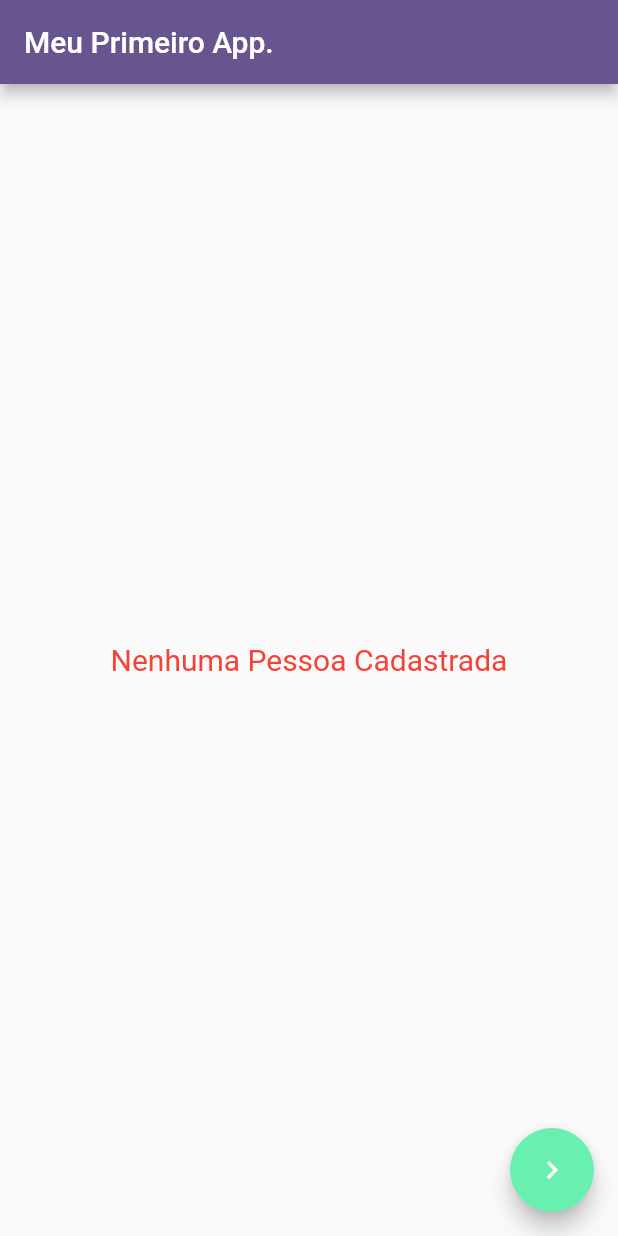
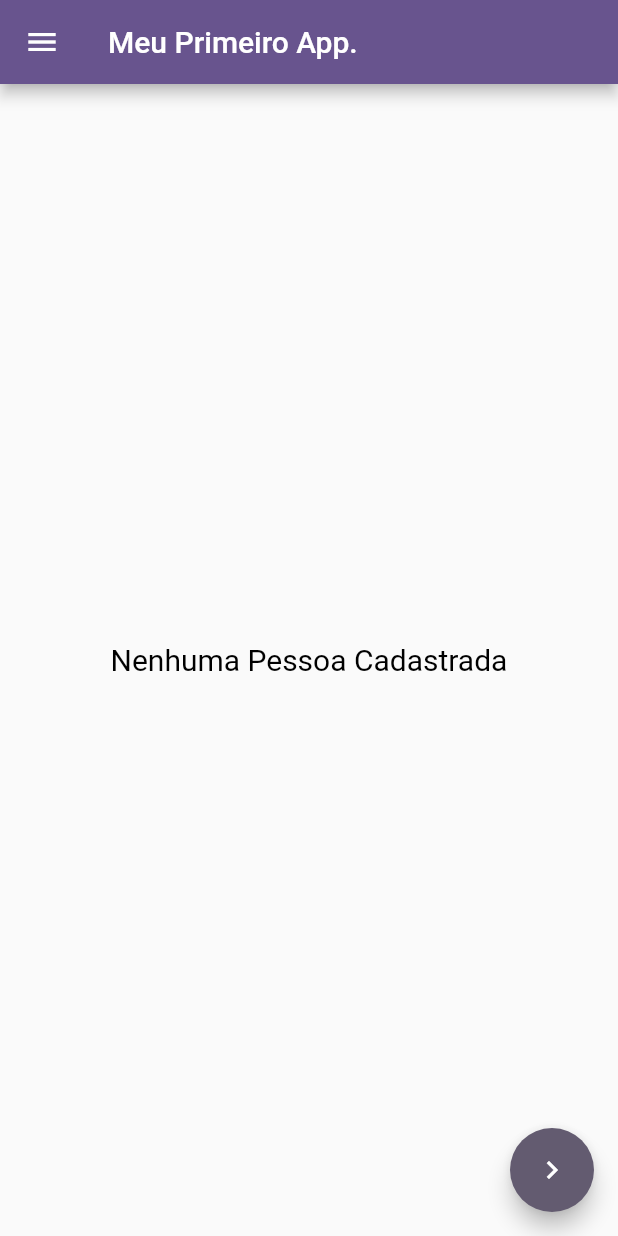
Before and after one commit to deivios/estudo2, a Flutter app: the screen it shows after launch, on a phone screen of 412 x 824 dp. Run offline on Flutter 3.47's test engine with Material 3 defaults, Android fonts, the light colour scheme and no system bars; our stand-ins replace faker, get_it, shared_preferences.

Commit message:
estudo2: desenvolvimento estudo

```diff
--- a/lib/Widgets/PessoaDialog.dart
+++ b/lib/Widgets/pessoa/PessoaDialog.dart
@@ -1,4 +1,4 @@
-import 'package:estudo2/Widgets/default_dialog_container.dart';
+import 'package:estudo2/Widgets/core/default_dialog_container.dart';
 import 'package:estudo2/extensions/extensions.dart';
 import 'package:estudo2/models/pessoa.dart';
 import 'package:flutter/material.dart';
--- a/lib/Widgets/lista_pessoas.dart
+++ b/lib/Widgets/pessoa/lista_pessoas.dart
@@ -1,15 +1,13 @@
-import 'package:estudo2/Widgets/custom_person_tile.dart';
+import 'package:estudo2/Widgets/pessoa/custom_person_tile.dart';
 import 'package:estudo2/models/pessoa.dart';
 import 'package:flutter/material.dart';
 
 class ListaPessoa extends StatelessWidget {
   final List<Pessoa> pessoas;
-  final void Function(Pessoa pessoa) onDeletePessoa;
-  const ListaPessoa({
+    const ListaPessoa({
     super.key,
     required this.pessoas,
-    required this.onDeletePessoa,
-  });
+     });
 
   @override
   Widget build(BuildContext context) {
@@ -26,7 +24,7 @@ class ListaPessoa extends StatelessWidget {
       itemBuilder: (context, index) {
         return CustomPersonTile(
           pessoa: pessoas[index],
-          onDeletePessoa: onDeletePessoa,
+
         );
       },
     );
--- /dev/null
+++ b/lib/controllers/theme_controller.dart
@@ -0,0 +1,35 @@
+import 'package:flutter/material.dart';
+import 'package:shared_preferences/shared_preferences.dart';
+
+class ThemeController extends ChangeNotifier {
+  final SharedPreferences sharedPreferences;
+  bool darkTheme = false;
+
+  ThemeController({required this.sharedPreferences});
+
+  ValueNotifier<String> mensagemNotifier = ValueNotifier("");
+
+  void toggleTheme(bool value) async {
+    try{
+      throw Exception("Ocorreu um erro ao mudar tema");
+      darkTheme = !darkTheme;
+
+    await sharedPreferences.setBool("theme", darkTheme);
+    mensagemNotifier.value =
+        "Tema mudado para ${darkTheme ? 'escuro' : 'claro'}.";
+    notifyListeners();
+    } on Exception catch (error) {
+    mensagemNotifier.value  = error.toString();
+    }
+
+  }
+
+  Future<void> getTheme() async {
+    final theme = sharedPreferences.getBool("theme");
+
+    if (theme != null) {
+      darkTheme = theme;
+      notifyListeners();
+    }
+  }
+}
--- a/lib/main.dart
+++ b/lib/main.dart
@@ -1,39 +1,9 @@
-import 'package:estudo2/routes/router.dart';
-import 'package:estudo2/routes/routes.dart';
+import 'package:estudo2/dependencies/injector.dart';
+import 'package:estudo2/my_app.dart';
 import 'package:flutter/material.dart';
 
-void main() {
+void main() async {
+  WidgetsFlutterBinding.ensureInitialized();
+  await injector();
   runApp(MyApp());
 }
-
-class MyApp extends StatelessWidget {
-  const MyApp({super.key});
-
-  @override
-  Widget build(BuildContext context) {
-    return MaterialApp(
-      initialRoute: Routes.initialRoute,
-      routes: routes,
-      title: 'Flutter Demo',
-      theme: ThemeData(
-        useMaterial3: false,
-        colorScheme: ColorScheme.fromSeed(seedColor: Colors.deepPurple),
-        textTheme: TextTheme(
-          titleSmall: TextStyle(color: Colors.red),
-          bodySmall: TextStyle(color: Colors.black),
-          bodyMedium: TextStyle(color: Colors.red),
-          displayMedium: TextStyle(color: Colors.red),
-          bodyLarge: TextStyle(color: Colors.red),
-          displaySmall: TextStyle(color: Colors.red),
-          titleLarge: TextStyle(color: Colors.red),
-          labelSmall: TextStyle(color: Colors.red),
-          headlineLarge: TextStyle(color: Colors.red),
-          titleMedium: TextStyle(
-            color: Colors.black,
-            fontWeight: FontWeight.bold,
-          ),
-        ),
-      ),
-    );
-  }
-}
--- /dev/null
+++ b/lib/my_app.dart
@@ -0,0 +1,36 @@
+import 'package:estudo2/controllers/theme_controller.dart';
+import 'package:estudo2/routes/router.dart';
+import 'package:estudo2/routes/routes.dart';
+import 'package:estudo2/themes/themes.dart';
+import 'package:flutter/material.dart';
+import 'package:get_it/get_it.dart';
+
+class MyApp extends StatefulWidget {
+  const MyApp({super.key});
+
+  @override
+  State<MyApp> createState() => _MyAppState();
+}
+
+class _MyAppState extends State<MyApp> {
+  final themeController = GetIt.instance<ThemeController>();
+  @override
+  void initState() {
+    super.initState();
+    themeController.getTheme();
+  }
+  @override
+  Widget build(BuildContext context) {
+    return ListenableBuilder(
+      listenable: themeController,
+      builder: (context, child) {
+        return MaterialApp(
+          initialRoute: Routes.initialRoute,
+          routes: routes,
+          title: 'Flutter Demo',
+          theme: themeController.darkTheme == false ? lightTheme : darkTheme,
+        );
+      },
+    );
+  }
+}
--- a/lib/pages/criar_pessoa_page.dart
+++ b/lib/pages/criar_pessoa_page.dart
@@ -1,6 +1,8 @@
+import 'package:estudo2/controllers/pessoa_controller.dart';
 import 'package:estudo2/models/criar_pessoa_dto.dart';
 import 'package:flutter/material.dart';
 import 'package:flutter/services.dart';
+import 'package:get_it/get_it.dart';
 
 class CriarPessoaPAge extends StatefulWidget {
   const CriarPessoaPAge({super.key});
@@ -15,6 +17,7 @@ class _CriarPessoaPAgeState extends State<CriarPessoaPAge> {
   final pesoController = TextEditingController();
   final alturaController = TextEditingController();
   final formkey = GlobalKey<FormState>();
+  final pessoaController = GetIt.instance<PessoaController>();
   @override
   Widget build(BuildContext context) {
     return Scaffold(
@@ -92,8 +95,9 @@ class _CriarPessoaPAgeState extends State<CriarPessoaPAge> {
                             altura: int.parse(alturaController.text),
                             peso: double.parse(pesoController.text.replaceAll(",", ".")),
                           );
+                          pessoaController.adicionarPessoa(criarPessoa);
 
-                          Navigator.of(context).pop(criarPessoa);
+                          Navigator.of(context).pop();
                         }
                         debugPrint("Valor do nome: ${nomeController.text}");
                         debugPrint("Valor da altura:${alturaController.text}");
--- a/lib/pages/home_page.dart
+++ b/lib/pages/home_page.dart
@@ -1,8 +1,10 @@
-import 'package:estudo2/Widgets/lista_pessoas.dart';
+import 'package:estudo2/Widgets/pessoa/lista_pessoas.dart';
+import 'package:estudo2/controllers/pessoa_controller.dart';
+import 'package:estudo2/controllers/theme_controller.dart';
 import 'package:estudo2/models/criar_pessoa_dto.dart';
-import 'package:estudo2/models/pessoa.dart';
 import 'package:estudo2/routes/routes.dart';
 import 'package:flutter/material.dart';
+import 'package:get_it/get_it.dart';
 
 class HomePage extends StatefulWidget {
   const HomePage({super.key});
@@ -12,51 +14,82 @@ class HomePage extends StatefulWidget {
 }
 
 class _HomePageState extends State<HomePage> {
-  List<Pessoa> pessoas = [];
+  final pessoaController = GetIt.instance<PessoaController>();
+  final ThemeController themeController = GetIt.instance<ThemeController>();
+
+  @override
+  void initState() {
+    themeController.mensagemNotifier.addListener(_onThemeMensagem);
+    pessoaController.mensagemNotifier.addListener(_onPessoaMensagem);
+    super.initState();
+  }
+
+  void _onThemeMensagem() {
+    print(themeController.mensagemNotifier.value);
+    ScaffoldMessenger.of(context).clearSnackBars();
+      ScaffoldMessenger.of(context).showSnackBar(
+      SnackBar(
+        backgroundColor: Colors.green,
+        content: Text(themeController.mensagemNotifier.value),
+      ),
+    );
+  }
+
+  void _onPessoaMensagem() {
+    print(pessoaController.mensagemNotifier.value);
+    ScaffoldMessenger.of(context).clearSnackBars();
+    ScaffoldMessenger.of(context).showSnackBar(
+      SnackBar(
+        backgroundColor: Colors.green,
+        content: Text(pessoaController.mensagemNotifier.value),
+      ),
+    );
+  }
 
   @override
   Widget build(BuildContext context) {
     return Scaffold(
+      drawer: Drawer(
+        child: Column(
+          mainAxisAlignment: MainAxisAlignment.center,
+          children: [
+            Switch(
+              value: themeController.darkTheme,
+              onChanged: (value) {
+                themeController.toggleTheme(value);
+              },
+            ),
+            Text("Tema escuro"),
+          ],
+        ),
+      ),
       appBar: AppBar(title: Text("Meu Primeiro App.")),
-      body: ListaPessoa(
-        pessoas: pessoas,
-        onDeletePessoa: (pessoa) {
-          pessoas.remove(pessoa);
-          setState(() {});
+      body: ListenableBuilder(
+        listenable: pessoaController,
+        builder: (context, child) {
+          return ListaPessoa(pessoas: pessoaController.pessoas);
         },
       ),
       floatingActionButton: FloatingActionButton(
-        backgroundColor: Colors.greenAccent,
         onPressed: () async {
-          final result = await Navigator.of(context).pushNamed(Routes.criarPEssoaPage);
+          final result = await Navigator.of(
+            context,
+          ).pushNamed(Routes.criarPEssoaPage);
 
           if (result != null) {
             final pessoaDto = result as CriarPessoaDto;
-            final pessoa = Pessoa(
-              id: pessoas.length + 1,
-              nome: pessoaDto.nome,
-              altura: pessoaDto.altura,
-              peso: pessoaDto.peso,
-            );
-            setState(() {
-              pessoas.add(pessoa);
-            });
+            pessoaController.adicionarPessoa(pessoaDto);
           }
-
-          debugPrint("resultado: $result");
-          // context.pushNamed(Routes.criarPEssoaPage);
-
-          // Navigator.of(context).pushAndRemoveUntil(
-          //   MaterialPageRoute(
-          //     builder: (context) {
-          //       return NovaPagina();
-          //     },
-          //   ),
-          //   (route) => false,
-          // );
         },
         child: Icon(Icons.navigate_next),
       ),
     );
   }
+
+  @override
+  void dispose() {
+    pessoaController.mensagemNotifier.removeListener(_onPessoaMensagem);
+    themeController.mensagemNotifier.removeListener(_onThemeMensagem);
+    super.dispose();
+  }
 }
--- /dev/null
+++ b/lib/themes/themes.dart
@@ -0,0 +1,30 @@
+import 'package:flutter/material.dart';
+
+final lightTheme = ThemeData(
+  useMaterial3: false,
+  colorScheme: ColorScheme.fromSeed(seedColor: Colors.deepPurple),
+  textTheme: TextTheme(
+    bodyMedium: TextStyle(color: Colors.black),
+
+    titleMedium: TextStyle(color: Colors.black, fontWeight: FontWeight.bold),
+  ),
+);
+
+final darkTheme = ThemeData.dark(useMaterial3: false).copyWith(
+  appBarTheme: AppBarTheme(backgroundColor: Colors.deepPurple),
+
+  iconTheme: IconThemeData(color: Colors.white
+  ),
+  primaryIconTheme:IconThemeData (
+    color: Colors.white
+  ),
+  elevatedButtonTheme: ElevatedButtonThemeData(
+    style: ButtonStyle(
+      backgroundColor: WidgetStatePropertyAll(Colors.deepPurple),
+    ),
+  ),
+  floatingActionButtonTheme: FloatingActionButtonThemeData(
+    backgroundColor: Colors.purple,
+
+  ),
+);
--- a/pubspec.yaml
+++ b/pubspec.yaml
@@ -35,6 +35,8 @@ dependencies:
   # Use with the CupertinoIcons class for iOS style icons.
   cupertino_icons: ^1.0.8
   faker: ^2.1.0
+  get_it: ^8.2.0
+  shared_preferences: ^2.5.3
 
 dev_dependencies:
   flutter_test:
```
Also changed, not shown: lib/Widgets/pessoa/custom_person_tile.dart (renamed from lib/Widgets/custom_person_tile.dart, +4 -5 lines), lib/Widgets/pessoa/pessoa_dialog.dart (renamed from lib/Widgets/pessoa_dialog.dart, +10 -20 lines), lib/controllers/pessoa_controller.dart (added, +30 -0 lines), lib/dependencies/injector.dart (added, +13 -0 lines), lib/Widgets/core/custom_tile.dart (renamed from lib/Widgets/custom_tile.dart), lib/Widgets/core/default_dialog_container.dart (renamed from lib/Widgets/default_dialog_container.dart), lib/Widgets/core/stateful_widget.dart (renamed from lib/Widgets/stateful_widget.dart), lib/Widgets/core/stateless_widget.dart (renamed from lib/Widgets/stateless_widget.dart), lib/Widgets/pessoa/pessoa_listtile.dart (renamed from lib/Widgets/pessoa_listtile.dart), pubspec.lock, 3 other files.
